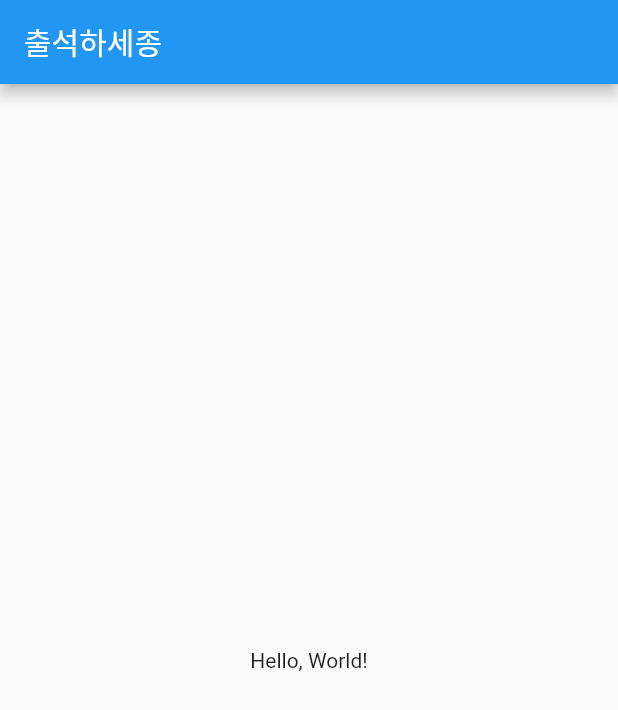
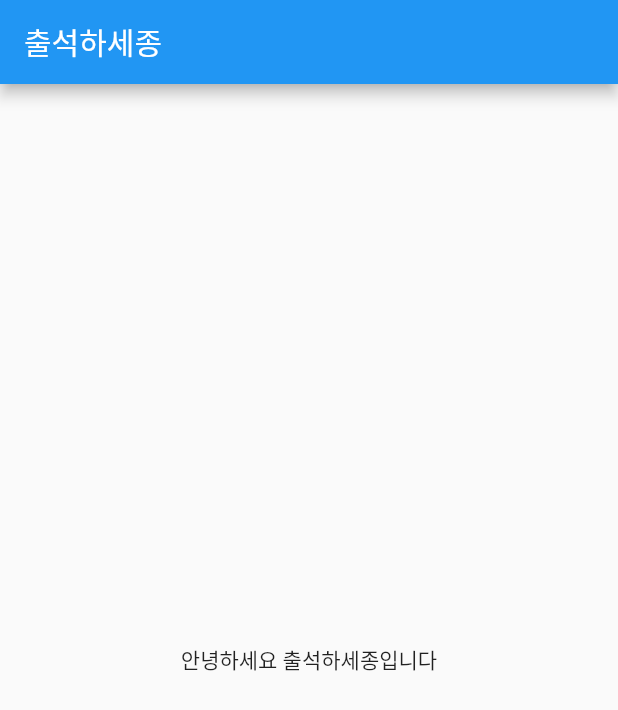
Before and after one commit to DStrio/AttendSejong, a Flutter app: the screen it shows after launch, on a phone screen of 412 x 824 dp. Shown: the top 710 px of the screen. Run offline on Flutter 3.47's test engine with Material 2 defaults, Android fonts, the light colour scheme and no system bars.

Commit message:
Update main.dart

```diff
--- a/lib/main.dart
+++ b/lib/main.dart
@@ -16,7 +16,7 @@ class MyApp extends StatelessWidget {
           title: Text('출석하세종'),
         ),
         body: Center(
-          child: Text('Hello, World!'),
+          child: Text('안녕하세요 출석하세종입니다'),
         ),
       ),
     );
```
